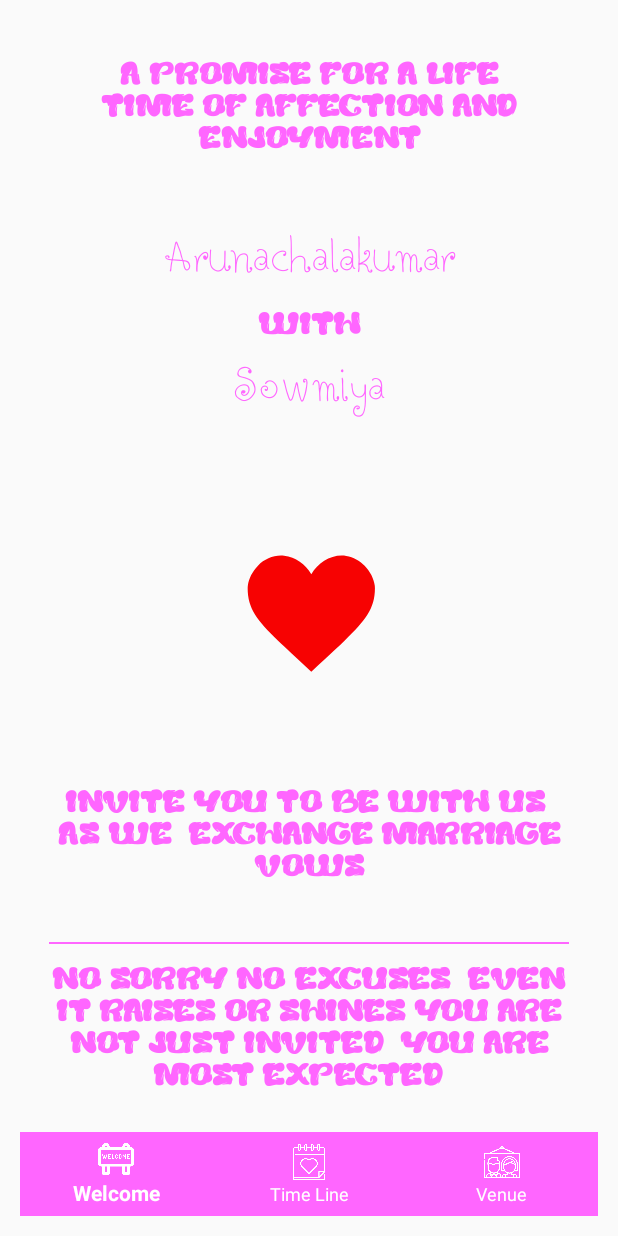
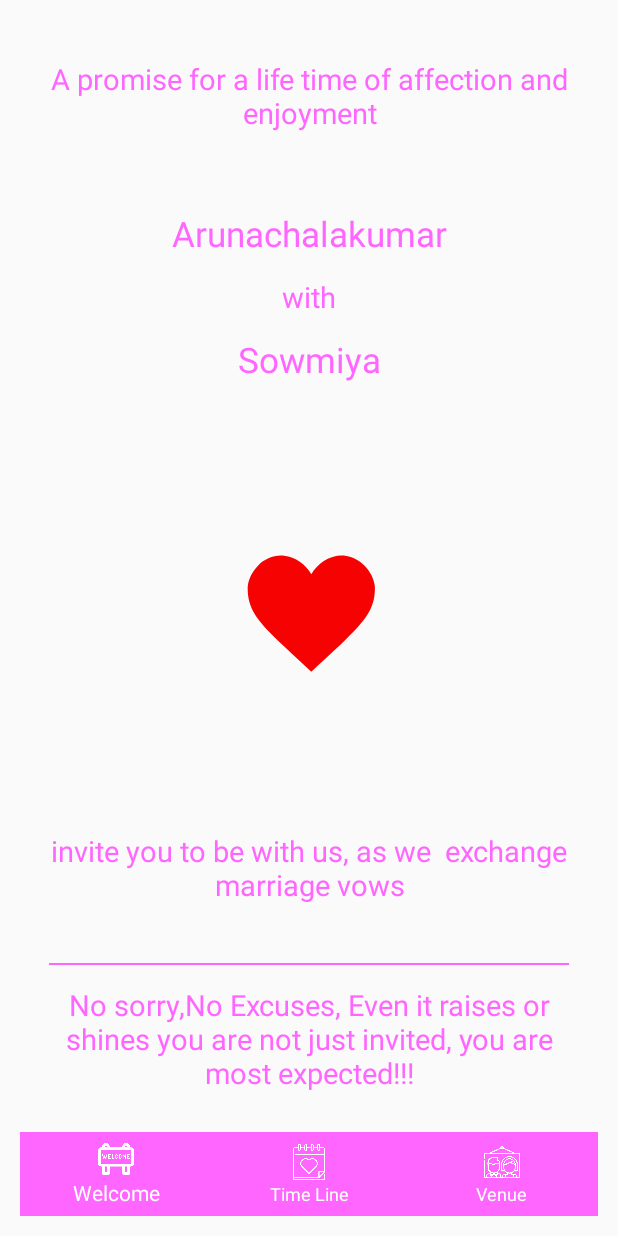
Before and after one commit to vikramvikraanth/marriage, an Android app: the screen it shows after launch (MainActivity), on a phone screen of 412 x 824 dp. Run offline under Robolectric (Android 15) with nearby library versions, the light colour scheme and no system bars; our stand-ins replace ButterKnife, sdp/ssp sizes; libraries missing offline, so code that uses them is left out: com.crashlytics.android, io.fabric.sdk; Roboto replaces fonts that are not available here; 2 statements that could not run were skipped.

Commit message:
basic completed

```diff
--- a/app/src/main/AndroidManifest.xml
+++ b/app/src/main/AndroidManifest.xml
@@ -23,9 +23,9 @@
                 <category android:name="android.intent.category.LAUNCHER" />
             </intent-filter>
         </activity>
-        <meta-data
+       <!-- <meta-data
             android:name="com.google.android.maps.v2.API_KEY"
-            android:value="AIzaSyAUYGW-EfTxrg5d4yYiEuRV8aRdtKSgriA" />
+            android:value="AIzaSyAUYGW-EfTxrg5d4yYiEuRV8aRdtKSgriA" />-->
         <activity
             android:name=".MainActivity"
             android:screenOrientation="portrait" />
--- a/app/src/main/java/demo/check/com/Activity/MapScreen.java
+++ b/app/src/main/java/demo/check/com/Activity/MapScreen.java
@@ -16,6 +16,7 @@
 import android.support.v7.app.AppCompatActivity;
 import android.support.v4.app.ActivityCompat;
 import android.support.v4.content.ContextCompat;
+import android.view.ViewGroup;
 import android.view.animation.DecelerateInterpolator;
 import android.widget.Button;
 
@@ -57,6 +58,7 @@
 import butterknife.BindView;
 import butterknife.OnClick;
 import demo.check.com.Constants;
+import demo.check.com.FontChangeCrawler;
 import demo.check.com.R;
 import butterknife.ButterKnife;
 import static android.content.Context.LOCATION_SERVICE;
@@ -84,7 +86,8 @@
         ButterKnife.bind(this);
         SupportMapFragment mapFragment = (SupportMapFragment) getSupportFragmentManager()
                 .findFragmentById(R.id.map);
-
+        FontChangeCrawler fontChangeCrawler = new FontChangeCrawler(this.getAssets(), getString(R.string.app_font));
+        fontChangeCrawler.replaceFonts((ViewGroup) this.findViewById(android.R.id.content));
         mapFragment.getMapAsync(this);
 
         mapCarIcon = BitmapDescriptorFactory.fromResource(R.mipmap.compass);
--- a/app/src/main/java/demo/check/com/Activity/Splash.java
+++ b/app/src/main/java/demo/check/com/Activity/Splash.java
@@ -1,11 +1,15 @@
 package demo.check.com.Activity;
 
+import android.Manifest;
 import android.animation.Animator;
 import android.content.Context;
 import android.content.Intent;
+import android.content.pm.PackageManager;
+import android.os.Build;
 import android.os.Bundle;
 import android.support.v7.app.AppCompatActivity;
 import android.util.Log;
+import android.widget.Toast;
 
 import com.airbnb.lottie.LottieAnimationView;
 
@@ -13,6 +17,12 @@
 import butterknife.ButterKnife;
 import com.crashlytics.android.Crashlytics;
 import com.crashlytics.android.ndk.CrashlyticsNdk;
+
+import java.util.ArrayList;
+import java.util.HashMap;
+import java.util.List;
+import java.util.Map;
+
 import demo.check.com.MainActivity;
 import demo.check.com.R;
 import io.fabric.sdk.android.Fabric;
@@ -38,8 +48,8 @@
 
             @Override
             public void onAnimationEnd(Animator animation) {
-                startActivity(new Intent(context, MainActivity.class));
 
+                checkMultiplePermissions();
             }
 
             @Override
@@ -54,4 +64,73 @@
         });
 
     }
+
+    private void checkMultiplePermissions() {
+        if (Build.VERSION.SDK_INT >= 23) {
+            List<String> permissionsNeeded = new ArrayList<String>();
+            List<String> permissionsList = new ArrayList<String>();
+
+
+            if (!addPermission(permissionsList, Manifest.permission.ACCESS_FINE_LOCATION)) {
+                permissionsNeeded.add("Access the Current Location");
+            }
+
+            if (!addPermission(permissionsList, Manifest.permission.ACCESS_COARSE_LOCATION)) {
+                permissionsNeeded.add("Access Fine Location");
+            }
+           /* if(!addPermission(permissionsList, android.Manifest.permission.CALL_PHONE))
+            {
+                permissionsNeeded.add("Call Phone");
+            }*/
+
+            if (permissionsList.size() > 0) {
+                requestPermissions(permissionsList.toArray(new String[permissionsList.size()]),
+                        1);
+            } else {
+                startActivity(new Intent(context, MainActivity.class));
+
+            }
+        }
+    }
+
+    private boolean addPermission(List<String> permissionsList, String permission) {
+        if (Build.VERSION.SDK_INT >= 23)
+
+            if (checkSelfPermission(permission) != PackageManager.PERMISSION_GRANTED) {
+                permissionsList.add(permission);
+
+                // Check for Rationale Option
+                if (!shouldShowRequestPermissionRationale(permission))
+                    return false;
+            }
+        return true;
+    }
+
+    @Override
+    public void onRequestPermissionsResult(int requestCode, String[] permissions, int[] grantResults) {
+        switch (requestCode) {
+            case 1: {
+
+                Map<String, Integer> perms = new HashMap<String, Integer>();
+
+                perms.put(Manifest.permission.ACCESS_FINE_LOCATION, PackageManager.PERMISSION_GRANTED);
+                perms.put(android.Manifest.permission.ACCESS_COARSE_LOCATION, PackageManager.PERMISSION_GRANTED);
+                for (int i = 0; i < permissions.length; i++)
+                    perms.put(permissions[i], grantResults[i]);
+                if (perms.get(android.Manifest.permission.ACCESS_COARSE_LOCATION) == PackageManager.PERMISSION_GRANTED) {
+                    startActivity(new Intent(context, MainActivity.class));
+                    return;
+                } else {
+                    if (Build.VERSION.SDK_INT >= 23) {
+                        Toast.makeText(getApplicationContext(), "Please permit all the permissions", Toast.LENGTH_LONG).show();
+                        finish();
+                    }
+                }
+            }
+            break;
+            default:
+                super.onRequestPermissionsResult(requestCode, permissions, grantResults);
+        }
+    }
+
 }
--- a/app/src/main/java/demo/check/com/Activity/Time.java
+++ b/app/src/main/java/demo/check/com/Activity/Time.java
@@ -2,10 +2,12 @@
 
 import android.os.Bundle;
 import android.support.v7.app.AppCompatActivity;
+import android.view.ViewGroup;
 import android.widget.Toast;
 
 import butterknife.BindView;
 import butterknife.ButterKnife;
+import demo.check.com.FontChangeCrawler;
 import demo.check.com.R;
 import technolifestyle.com.imageslider.FlipperLayout;
 import technolifestyle.com.imageslider.FlipperView;
@@ -21,7 +23,8 @@
         setContentView(R.layout.activity_time);
         ButterKnife.bind(this);
         setLayout();
-
+        FontChangeCrawler fontChangeCrawler = new FontChangeCrawler(this.getAssets(), getString(R.string.app_font));
+        fontChangeCrawler.replaceFonts((ViewGroup) this.findViewById(android.R.id.content));
     }
 
     private void setLayout() {
--- a/app/src/main/java/demo/check/com/Activity/WelceomeActivity.java
+++ b/app/src/main/java/demo/check/com/Activity/WelceomeActivity.java
@@ -2,7 +2,9 @@
 
 import android.support.v7.app.AppCompatActivity;
 import android.os.Bundle;
+import android.view.ViewGroup;
 
+import demo.check.com.FontChangeCrawler;
 import demo.check.com.R;
 
 public class WelceomeActivity extends AppCompatActivity {
@@ -11,5 +13,7 @@
     protected void onCreate(Bundle savedInstanceState) {
         super.onCreate(savedInstanceState);
         setContentView(R.layout.activity_welceome);
+        FontChangeCrawler fontChangeCrawler = new FontChangeCrawler(this.getAssets(), getString(R.string.app_font));
+        fontChangeCrawler.replaceFonts((ViewGroup) this.findViewById(android.R.id.content));
     }
 }
--- /dev/null
+++ b/app/src/main/java/demo/check/com/FontChangeCrawler.java
@@ -0,0 +1,45 @@
+package demo.check.com;
+
+import android.content.res.AssetManager;
+import android.graphics.Typeface;
+import android.view.View;
+import android.view.ViewGroup;
+import android.widget.Button;
+import android.widget.TextView;
+
+public class FontChangeCrawler {
+    private Typeface typeface;
+
+    public FontChangeCrawler(Typeface typeface)
+    {
+        this.typeface = typeface;
+    }
+
+    public FontChangeCrawler(AssetManager assets, String assetsFontFileName)
+    {
+        typeface = Typeface.createFromAsset(assets, assetsFontFileName);
+    }
+
+    public void replaceFonts(ViewGroup viewTree)
+    {
+        View child;
+        for(int i = 0; i < viewTree.getChildCount(); ++i)
+        {
+            child = viewTree.getChildAt(i);
+            if(child instanceof ViewGroup)
+            {
+                // recursive call
+                replaceFonts((ViewGroup)child);
+            }
+            else if(child instanceof TextView)
+            {
+                // base case
+                ((TextView) child).setTypeface(typeface);
+            } else if(child instanceof Button)
+            {
+                // base case
+                ((Button) child).setTypeface(typeface);
+            }
+        }
+    }
+}
--- a/app/src/main/java/demo/check/com/MainActivity.java
+++ b/app/src/main/java/demo/check/com/MainActivity.java
@@ -7,6 +7,7 @@
 import android.support.design.widget.BottomNavigationView;
 import android.support.v7.app.AppCompatActivity;
 import android.view.MenuItem;
+import android.view.ViewGroup;
 import android.widget.TextView;
 
 import butterknife.BindView;
@@ -40,14 +41,8 @@
         super.onCreate(savedInstanceState);
         setContentView(R.layout.activity_main);
         ButterKnife.bind(this);
-         main = Typeface.createFromAsset(getAssets(),"Twisted_Circles_Regular.ttf");
-        others = Typeface.createFromAsset(getAssets(),"creamy_butter.ttf");
-        greatings.setTypeface(others);
-        with.setTypeface(others);
-        heroine.setTypeface(main);
-        heroName.setTypeface(main);
-        footerText.setTypeface(others);
-        bottomText.setTypeface(others);
+        FontChangeCrawler fontChangeCrawler = new FontChangeCrawler(this.getAssets(), getString(R.string.app_font));
+        fontChangeCrawler.replaceFonts((ViewGroup) this.findViewById(android.R.id.content));
 
 
         navigationView.setOnNavigationItemSelectedListener(new BottomNavigationView.OnNavigationItemSelectedListener() {
--- a/app/src/main/res/values/strings.xml
+++ b/app/src/main/res/values/strings.xml
@@ -5,6 +5,7 @@
     <string name="hello_blank_fragment">Hello blank fragment</string>
     <string name="Twisted_Circles_Regular">Twisted_Circles_Regular.ttf</string>
     <string name="creamy_butter">creamy_butter.ttf</string>
-    <string name="fun_raiser">fun_raiser.ttf</string>
+    <string name="fun_raiser">calibri.ttf</string>
+    <string name="app_font">calibri.ttf</string>
 
 </resources>
```
